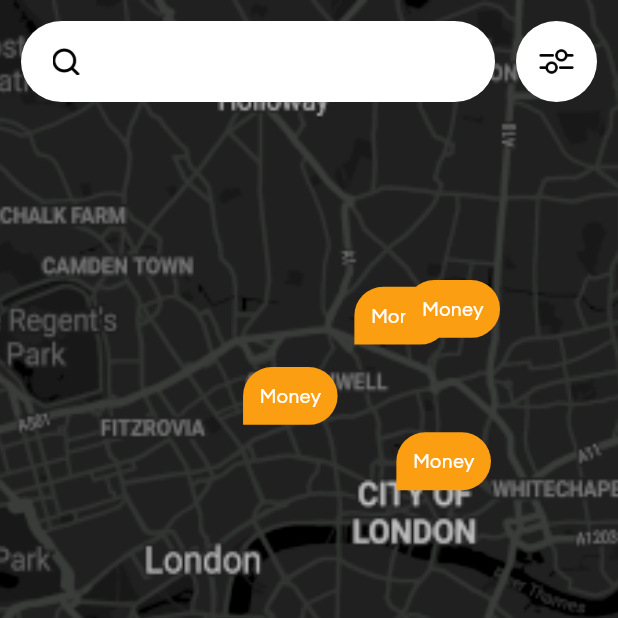
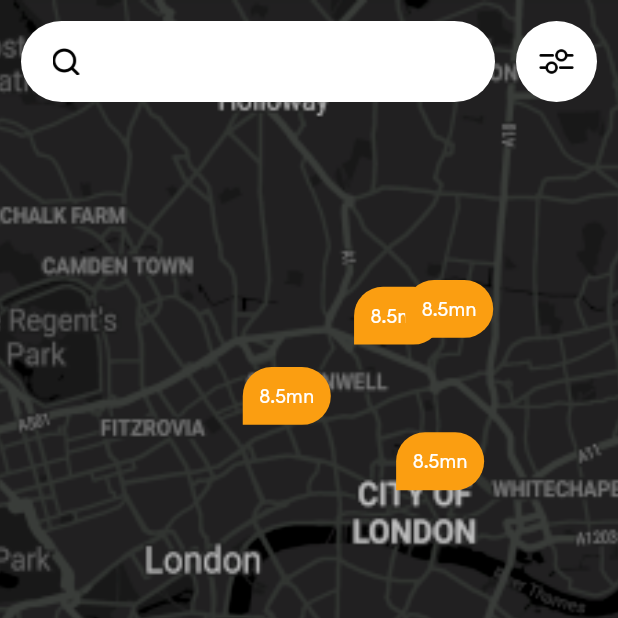
Before and after one commit to Marcusjnr/real_estate, a Flutter app: the SearchPage screen opened directly, on a phone screen of 412 x 824 dp, the top half of it. Run offline on Flutter 3.47's test engine with Material 3 defaults, Android fonts, the phone set to English and light mode, and no system bars.

Commit message:
add collection library

```diff
--- a/lib/search/pages/search_page.dart
+++ b/lib/search/pages/search_page.dart
@@ -6,6 +6,7 @@ import 'package:real_estate_app/search/models/search_category.dart';
 import 'package:real_estate_app/theme/colors.dart';
 import 'package:real_estate_app/theme/dimensions.dart';
 import 'package:real_estate_app/utils/utils.dart';
+import 'package:collection/collection.dart';
 
 class SearchPage extends StatefulWidget {
   const SearchPage({super.key});
@@ -189,8 +190,8 @@ class _SearchPageState extends State<SearchPage> with TickerProviderStateMixin {
                     child: Column(
                       mainAxisSize: MainAxisSize.min,
                       children: listTitles
-                          .map(
-                            (listItem) => ListTile(
+                          .mapIndexed(
+                            (index,listItem) => ListTile(
                               onTap: _closeMenu,
                               leading: Image.asset(
                                 listItem.icon,
@@ -199,8 +200,8 @@ class _SearchPageState extends State<SearchPage> with TickerProviderStateMixin {
                               ),
                               title: Text(
                                 listItem.title,
-                                style: const TextStyle(
-                                  color: AppColors.searchListTitle,
+                                style: TextStyle(
+                                  color: index == 1 ? AppColors.primary : AppColors.searchListTitle,
                                 ),
                               ),
                             ),
@@ -271,7 +272,7 @@ class _SearchPageState extends State<SearchPage> with TickerProviderStateMixin {
             curve: Curves.easeInOut,
           ),
           child: const ChatLikePin(
-            text: 'Money',
+            text: '8.5mn',
           ),
         ));
   }
--- a/pubspec.yaml
+++ b/pubspec.yaml
@@ -39,6 +39,7 @@ dependencies:
 dev_dependencies:
   flutter_test:
     sdk: flutter
+  collection: ^1.18.0
 
   # The "flutter_lints" package below contains a set of recommended lints to
   # encourage good coding practices. The lint set provided by the package is
```
Also changed, not shown: pubspec.lock.
